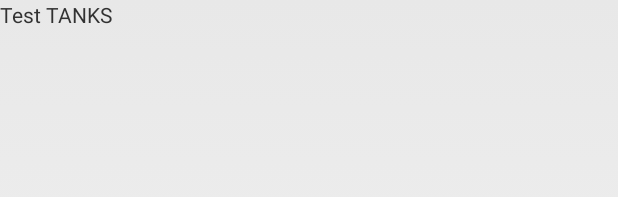
After one commit to tomaszek92/RetroGames, an Android app: the layout choose_game_tanks.xml on its own in the app's theme, with its tools: preview values and no code run, on a phone screen of 412 x 824 dp. The commit adds this screen. Shown: the top 197 px of the screen. Run offline under Robolectric (Android 15) with nearby library versions, the phone set to English and light mode, and no system bars.

Commit message:
Trochę dodane

```diff
--- a/app/src/main/java/com/retrogames/app/TetrisFragment.java
+++ b/app/src/main/java/com/retrogames/app/ChooseGameRaceFragment.java
@@ -9,7 +9,7 @@ import android.view.ViewGroup;
 /**
  * Created by Tomasz on 30.12.13.
  */
-public class TetrisFragment extends Fragment {
+public class ChooseGameRaceFragment extends Fragment {
 
     @Override
     public void onCreate(Bundle savedInstanceState) {
@@ -18,6 +18,6 @@ public class TetrisFragment extends Fragment {
 
     @Override
     public View onCreateView(LayoutInflater inflater, ViewGroup container, Bundle savedInstanceState) {
-        return inflater.inflate(R.layout.choose_game_tetris, container, false);
+        return inflater.inflate(R.layout.choose_game_race, container, false);
     }
 }
--- a/app/src/main/java/com/retrogames/app/ChooseGameFragment.java
+++ b/app/src/main/java/com/retrogames/app/ChooseGameTetisFragment.java
@@ -9,7 +9,7 @@ import android.view.ViewGroup;
 /**
  * Created by Tomasz on 30.12.13.
  */
-public class ChooseGameFragment extends Fragment {
+public class ChooseGameTetisFragment extends Fragment {
 
     @Override
     public void onCreate(Bundle savedInstanceState) {
@@ -18,6 +18,6 @@ public class ChooseGameFragment extends Fragment {
 
     @Override
     public View onCreateView(LayoutInflater inflater, ViewGroup container, Bundle savedInstanceState) {
-        return inflater.inflate(R.layout.choose_game_main, container, false);
+        return inflater.inflate(R.layout.choose_game_tetris, container, false);
     }
 }
--- /dev/null
+++ b/app/src/main/res/layout/choose_game_tanks.xml
@@ -0,0 +1,14 @@
+<?xml version="1.0" encoding="utf-8"?>
+
+<LinearLayout
+    xmlns:android="http://schemas.android.com/apk/res/android"
+    android:orientation="vertical"
+    android:layout_width="match_parent"
+    android:layout_height="match_parent">
+
+    <TextView
+        android:text="Test TANKS"
+        android:layout_width="wrap_content"
+        android:layout_height="wrap_content" />
+
+</LinearLayout>
```
Also changed, not shown: app/src/main/java/com/retrogames/app/ChooseGameActivity.java (+7 -3 lines), app/src/main/java/com/retrogames/app/ChooseGameMainFragment.java (added, +23 -0 lines), app/src/main/java/com/retrogames/app/ChooseGameTanksFragment.java (added, +23 -0 lines), app/src/main/res/layout/choose_game_race.xml (added, +14 -0 lines).
